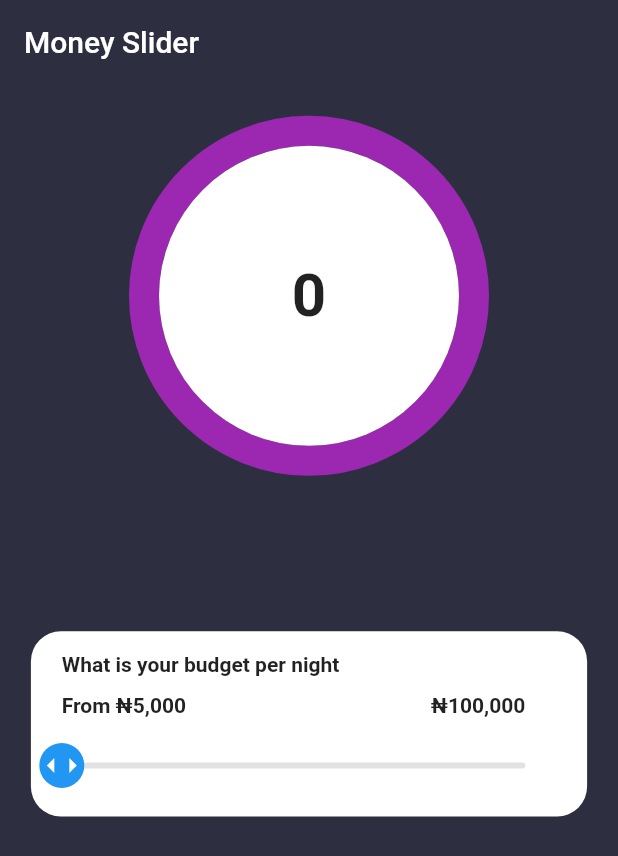
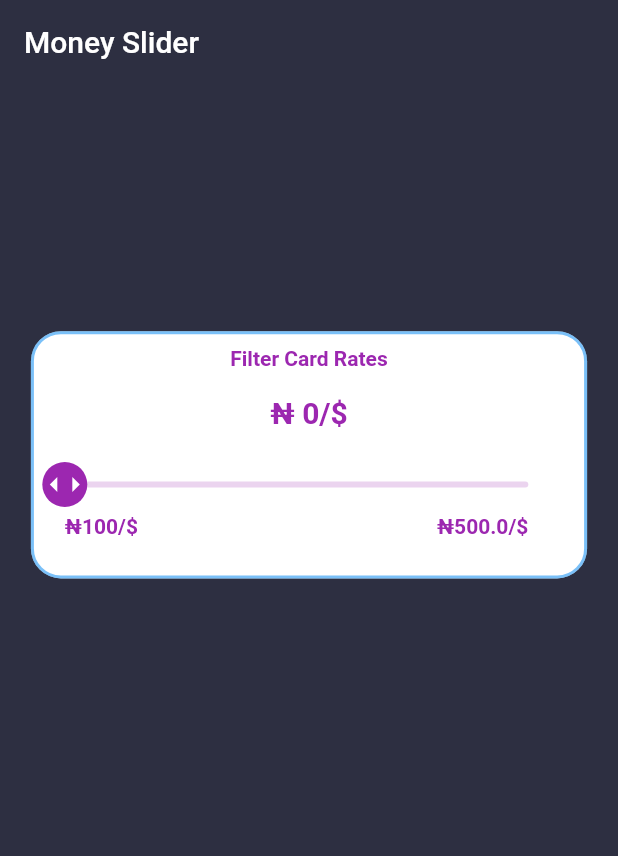
Before and after one commit to oyewalekehinde/custom_paint_repo, a Flutter app: the screen it shows after launch, on a phone screen of 412 x 824 dp. Shown: the top 856 px of the screen. Run offline on Flutter 3.47's test engine with Material 2 defaults, Android fonts, the phone set to English and light mode, and no system bars.

Commit message:
money_slider done

```diff
--- a/lib/custom_paint/money_range_2.dart
+++ b/lib/custom_paint/money_range_2.dart
@@ -1,5 +1,3 @@
-import 'dart:math';
-
 import 'package:flutter/material.dart';
 
 class MoneyRange extends StatefulWidget {
@@ -10,9 +8,9 @@ class MoneyRange extends StatefulWidget {
 }
 
 class _MoneyRangeState extends State<MoneyRange> {
-  double _controller = 0.0;
-  double range = 200;
-  int interval = 10;
+  double _controller = 0.0; //this is the current value of the controller
+  double range = 500; // this is the maximum value you want to get to
+
   late double widthSize;
 
   @override
@@ -24,29 +22,6 @@ class _MoneyRangeState extends State<MoneyRange> {
         SizedBox(
           height: size.height * 0.05,
         ),
-        Container(
-          height: 200,
-          width: 200,
-          child: CustomPaint(
-            child: Container(
-              child: Center(
-                child: Column(
-                  mainAxisAlignment: MainAxisAlignment.center,
-                  children: [
-                    Text(
-                      '${_controller.roundToDouble().toInt()}',
-                      style:
-                          TextStyle(fontSize: 40, fontWeight: FontWeight.w700),
-                    ),
-                  ],
-                ),
-              ),
-            ),
-            painter: SliderCustomPaint(
-              value: _controller * (360 / range),
-            ),
-          ),
-        ),
         SizedBox(
           height: size.height * 0.05,
         ),
@@ -54,7 +29,7 @@ class _MoneyRangeState extends State<MoneyRange> {
           height: size.height * 0.1,
         ),
         Container(
-          height: size.height * 0.15,
+          height: size.height * 0.2,
           width: double.infinity,
           padding: EdgeInsets.symmetric(
               horizontal: size.width * 0.05, vertical: size.height * 0.01),
@@ -62,32 +37,35 @@ class _MoneyRangeState extends State<MoneyRange> {
           decoration: BoxDecoration(
             color: Colors.white,
             borderRadius: BorderRadius.circular(20),
+            border: Border.all(color: Colors.blue.withOpacity(0.6), width: 2),
           ),
           child: Column(
-            mainAxisAlignment: MainAxisAlignment.spaceAround,
+            // mainAxisAlignment: MainAxisAlignment.spaceAround,
             crossAxisAlignment: CrossAxisAlignment.start,
             children: [
-              Text(
-                "What is your budget per night",
-                style: TextStyle(fontSize: 14, fontWeight: FontWeight.w600),
+              Center(
+                child: Text(
+                  "Filter Card Rates",
+                  style: TextStyle(
+                      fontSize: 14,
+                      fontWeight: FontWeight.w600,
+                      color: Colors.purple),
+                ),
               ),
               SizedBox(
-                width: widthSize,
-                child: Row(
-                  mainAxisAlignment: MainAxisAlignment.spaceBetween,
-                  children: [
-                    Text(
-                      "From ₦5,000",
-                      style:
-                          TextStyle(fontSize: 14, fontWeight: FontWeight.w600),
+                height: size.height * 0.02,
               ),
-                    Text(
-                      "₦100,000",
-                      style:
-                          TextStyle(fontSize: 14, fontWeight: FontWeight.w600),
-                    )
-                  ],
+              Center(
+                child: Text(
+                  "₦ ${_controller.roundToDouble().toInt()}/\$", // this is the current value when been slide
+                  style: TextStyle(
+                      fontSize: 20,
+                      fontWeight: FontWeight.bold,
+                      color: Colors.purple),
                 ),
+              ),
+              SizedBox(
+                height: size.height * 0.02,
               ),
               Row(
                 mainAxisAlignment: MainAxisAlignment.spaceBetween,
@@ -113,47 +91,35 @@ class _MoneyRangeState extends State<MoneyRange> {
                     ),
                   ),
                 ],
+              ),
+              SizedBox(
+                width: widthSize,
+                child: Row(
+                  mainAxisAlignment: MainAxisAlignment.spaceBetween,
+                  children: [
+                    Text(
+                      "₦100/\$",
+                      style: TextStyle(
+                          fontSize: 14,
+                          fontWeight: FontWeight.w600,
+                          color: Colors.purple),
+                    ),
+                    Text(
+                      "₦$range/\$",
+                      style: TextStyle(
+                          fontSize: 14,
+                          fontWeight: FontWeight.w600,
+                          color: Colors.purple),
                     )
+                  ],
+                ),
+              ),
             ],
           ),
         ),
       ],
     );
   }
-}
-
-class SliderCustomPaint extends CustomPainter {
-  final num? value;
-
-  SliderCustomPaint({this.value});
-  @override
-  void paint(Canvas canvas, Size size) {
-    var centreX = size.width / 2;
-    var centreY = size.height / 2;
-    var center = Offset(centreX, centreY);
-    var smallRadius = min(centreX, centreY);
-    var bigRadius = smallRadius + 10;
-    var smallCirclePaint = Paint()
-      ..color = Colors.white
-      ..style = PaintingStyle.fill;
-    var bigCirclePaint = Paint()
-      ..color = Colors.purple
-      ..style = PaintingStyle.stroke
-      ..strokeWidth = 20;
-    var arcPaint = Paint()
-      ..color = Colors.yellow
-      ..style = PaintingStyle.stroke
-      ..strokeWidth = 20
-      ..strokeCap = StrokeCap.round;
-
-    canvas.drawCircle(center, bigRadius, bigCirclePaint);
-    canvas.drawCircle(center, smallRadius, smallCirclePaint);
-    canvas.drawArc(Rect.fromCircle(center: center, radius: bigRadius), -pi / 2,
-        (value! * pi / 180), false, arcPaint);
-  }
-
-  @override
-  bool shouldRepaint(covariant CustomPainter oldDelegate) => true;
 }
 
 class LinearSlider extends CustomPainter {
@@ -164,18 +130,18 @@ class LinearSlider extends CustomPainter {
   @override
   void paint(Canvas canvas, Size size) {
     var startX = 0.0;
-    var startY = size.height;
+
     var centerY = size.height / 2;
     var circleOffset = Offset(directionX, centerY);
     var endX = size.width;
     var linePaint = Paint()
-      ..color = Colors.grey.withOpacity(0.3)
+      ..color = Colors.purple.withOpacity(0.2)
       ..style = PaintingStyle.fill;
 
     var cicrlePaint = Paint()
       ..style = PaintingStyle.fill
       ..strokeWidth = 40
-      ..color = Colors.blue
+      ..color = Colors.purple
       ..strokeCap = StrokeCap.square;
     var linesPaint = Paint()
       ..style = PaintingStyle.fill
@@ -183,15 +149,17 @@ class LinearSlider extends CustomPainter {
 
     var barPaint = Paint()
       ..style = PaintingStyle.fill
-      ..color = Colors.green
+      ..color = Colors.purple.withOpacity(0.2)
       ..strokeWidth = 5;
 
+//this is the bar, i use a for loop so as the get the number of loop when sliding
     for (double i = 0; i <= directionX; i += 15) {
       canvas.drawRect(
           Rect.fromPoints(Offset(startX + i, centerY),
               Offset(startX + i + 10, (-i * 0.1) + 15)),
           barPaint);
     }
+    //the background line
     canvas.drawRRect(
         RRect.fromRectAndRadius(
             Rect.fromPoints(
@@ -199,7 +167,7 @@ class LinearSlider extends CustomPainter {
             Radius.circular(5)),
         linePaint);
 
-    if (directionX >= 0.0 && directionX <= size.width) {
+    //this is the current slide position with the circle
     canvas.drawRRect(
         RRect.fromRectAndRadius(
             Rect.fromPoints(
@@ -208,11 +176,8 @@ class LinearSlider extends CustomPainter {
         cicrlePaint);
 
     canvas.drawCircle(circleOffset, 15, cicrlePaint);
-    }
 
-    if (directionX <= 0.0) {
-      canvas.drawCircle(Offset(0, centerY + 1), 8, cicrlePaint);
-    }
+// the small triangle in the purple circle
     var triangle = Path();
     triangle.moveTo(directionX - 10, centerY);
     triangle.lineTo(directionX - 5, centerY - 5);
```
Lines whose indentation alone changed are shown as unchanged.
